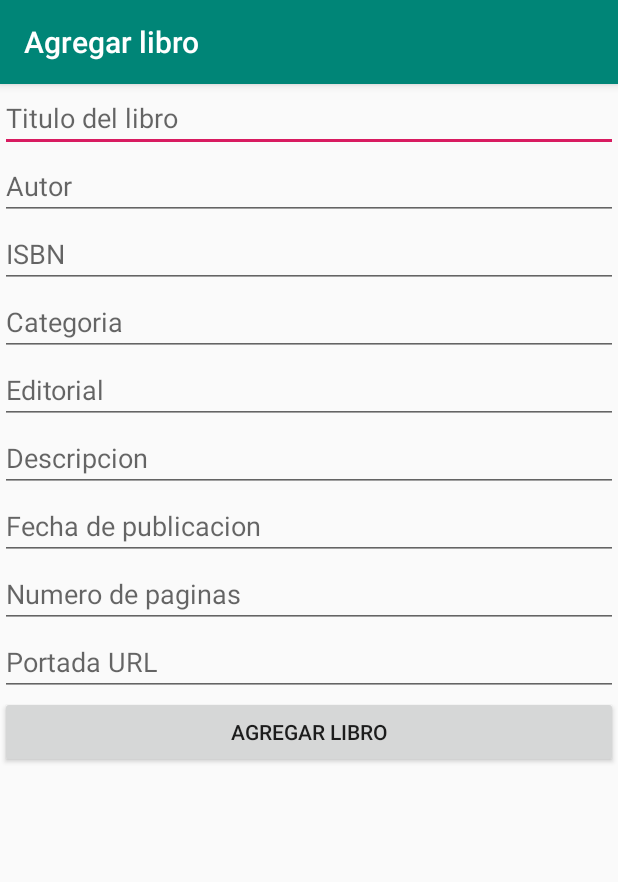
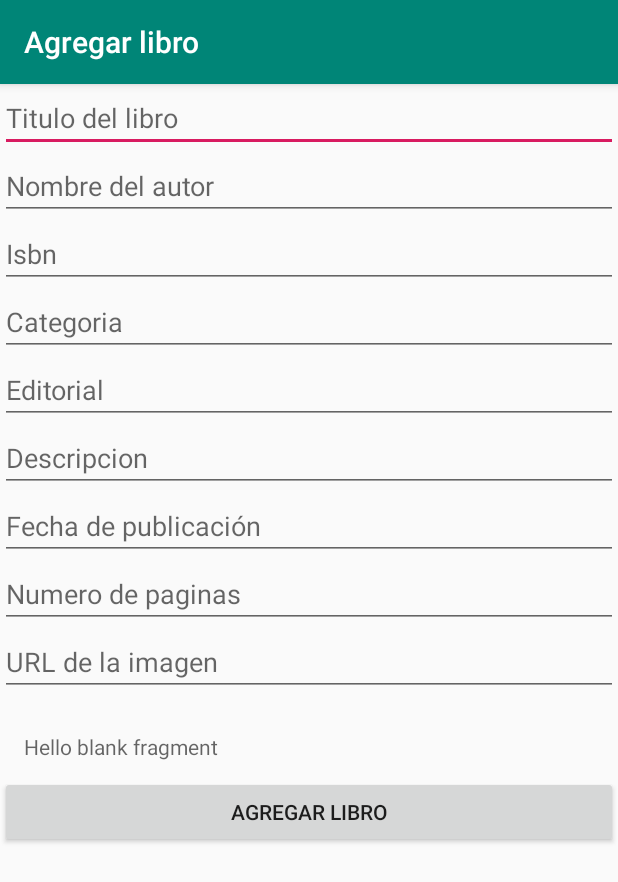
Before and after one commit to Jnavarro25/MVP_BookListRV, an Android app: the AddBookActivity screen opened directly, with no data from a screen before it, on a phone screen of 412 x 824 dp. Shown: the top 882 px of the screen. Run offline under Robolectric (Android 15) with nearby library versions, the phone set to English and light mode, and no system bars; network calls fail.

Commit message:
Se agrego el soporte de material design

```diff
--- a/app/build.gradle
+++ b/app/build.gradle
@@ -34,4 +34,5 @@ dependencies {
     implementation 'com.google.android.material:material:1.0.0'
 
 
+
 }
--- a/app/src/main/java/com/example/practicalibrosreciclerview/ServiceListener.java
+++ b/app/src/main/java/com/example/practicalibrosreciclerview/ServiceListener.java
@@ -4,8 +4,7 @@ import com.example.practicalibrosreciclerview.model.Book;
 
 import java.util.ArrayList;
 
-public interface ServiceListener
-{
+public interface ServiceListener {
   void onResult(ArrayList<Book> books);
-   void onResultPost(boolean result);
+  void onResultPost(boolean result);
 }
--- a/app/src/main/res/layout/activity_add_book.xml
+++ b/app/src/main/res/layout/activity_add_book.xml
@@ -21,7 +21,7 @@
                 android:layout_height="wrap_content"
                 android:ems="10"
                 android:inputType="textPersonName"
-                android:hint="Titulo del libro" />
+                android:hint="@string/et_book_title" />
 
             <EditText
                 android:id="@+id/et_author"
@@ -29,7 +29,7 @@
                 android:layout_height="wrap_content"
                 android:ems="10"
                 android:inputType="textPersonName"
-                android:hint="Autor" />
+                android:hint="@string/et_author_name" />
 
             <EditText
                 android:id="@+id/et_isbn"
@@ -37,7 +37,7 @@
                 android:layout_height="wrap_content"
                 android:ems="10"
                 android:inputType="textPersonName"
-                android:hint="ISBN" />
+                android:hint="@string/et_isbn" />
 
             <EditText
                 android:id="@+id/et_category"
@@ -45,7 +45,7 @@
                 android:layout_height="wrap_content"
                 android:ems="10"
                 android:inputType="textPersonName"
-                android:hint="Categoria" />
+                android:hint="@string/et_category" />
 
             <EditText
                 android:id="@+id/et_editorial"
@@ -53,7 +53,7 @@
                 android:layout_height="wrap_content"
                 android:ems="10"
                 android:inputType="textPersonName"
-                android:hint="Editorial" />
+                android:hint="@string/et_publisher" />
 
             <EditText
                 android:id="@+id/et_description"
@@ -62,7 +62,7 @@
                 android:ems="10"
                 android:gravity="start|top"
                 android:inputType="textMultiLine"
-                android:hint="Descripcion" />
+                android:hint="@string/et_description" />
 
             <EditText
                 android:id="@+id/et_fecha_pub"
@@ -70,7 +70,7 @@
                 android:layout_height="wrap_content"
                 android:ems="10"
                 android:inputType="date"
-                android:hint="Fecha de publicacion" />
+                android:hint="@string/et_date" />
 
             <EditText
                 android:id="@+id/et_pages_number"
@@ -78,20 +78,27 @@
                 android:layout_height="wrap_content"
                 android:ems="10"
                 android:inputType="number"
-                android:hint="Numero de paginas" />
+                android:hint="@string/et_pages_number" />
 
             <EditText
                 android:id="@+id/et_image_url"
                 android:layout_width="match_parent"
                 android:layout_height="wrap_content"
                 android:ems="10"
-                android:hint="Portada URL" />
+                android:hint="@string/et_url_imagen" />
+
+            <com.google.android.material.textfield.TextInputEditText
+                android:layout_width="match_parent"
+                android:layout_height="wrap_content"
+                style="@style/Widget.MaterialComponents.TextInputLayout.FilledBox"
+                android:hint="@string/hello_blank_fragment"/>
+
 
             <Button
                 android:id="@+id/btn_agregar"
                 android:layout_width="match_parent"
                 android:layout_height="wrap_content"
-                android:text="Agregar libro" />
+                android:text="@string/btn_text" />
 
 
         </LinearLayout>
--- a/app/src/main/res/values/strings.xml
+++ b/app/src/main/res/values/strings.xml
@@ -16,5 +16,20 @@
     <string name="pd_message">Cargando lista</string>
     <string name="pd_message_add_book">Agregando...</string>
 
+    <string name="et_book_title">Titulo del libro</string>
+    <string name="et_author_name">Nombre del autor</string>
+    <string name="et_category">Categoria</string>
+    <string name="et_date">Fecha de publicación</string>
+    <string name="et_pages_number">Numero de paginas</string>
+    <string name="et_isbn">Isbn</string>
+    <string name="et_description">Descripcion</string>
+    <string name="et_url_imagen">URL de la imagen</string>
+    <string name="et_publisher">Editorial</string>
+    <string name="btn_text">Agregar libro</string>
+
+
+
+
+
 
 </resources>
--- a/app/src/main/res/values/styles.xml
+++ b/app/src/main/res/values/styles.xml
@@ -6,6 +6,11 @@
         <item name="colorPrimary">@color/colorPrimary</item>
         <item name="colorPrimaryDark">@color/colorPrimaryDark</item>
         <item name="colorAccent">@color/colorAccent</item>
+
+
+        <item name="textAppearanceOverline">@style/TextAppearance.MaterialComponents.Overline</item>
     </style>
 
+
+
 </resources>
```
Also changed, not shown: app/src/main/java/com/example/practicalibrosreciclerview/AddBookActivity.java (+9 -10 lines), app/src/main/java/com/example/practicalibrosreciclerview/view/BookListActivity.java (+7 -10 lines).
